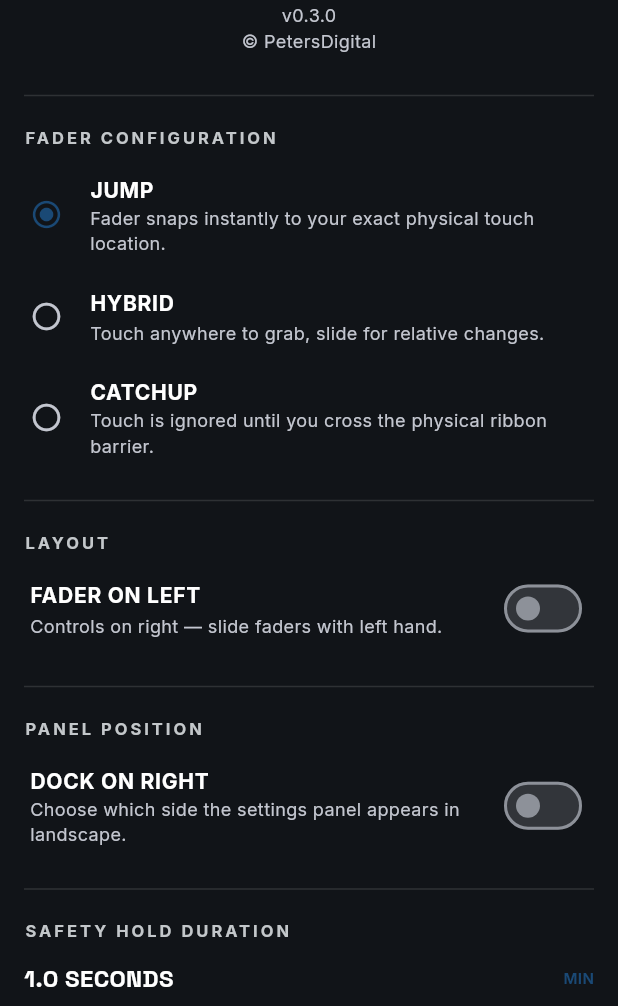
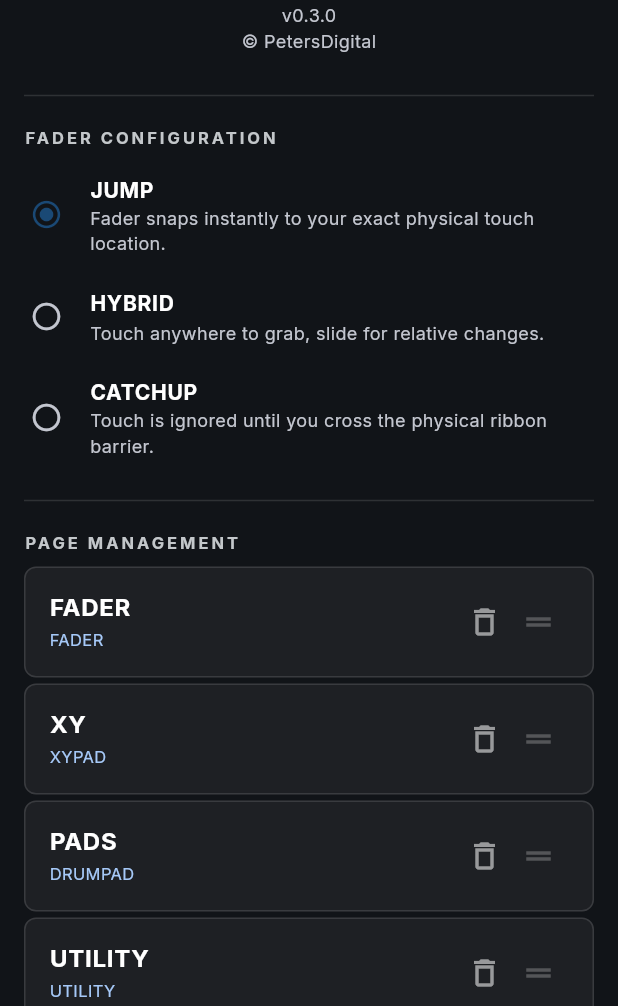
Before and after one commit to PetersDigital/OpenMIDIControl, a Flutter app: the SettingsScreen screen opened directly, on a phone screen of 412 x 824 dp, the part 230-1236 px from its top. Run offline on Flutter 3.47's test engine with Material 3 defaults, Android fonts, the phone set to English and light mode, and no system bars; our stand-ins replace file_picker, flutter_riverpod, package_info_plus, share_plus, shared_preferences; accounts and stored records are empty; project files that could hold a hidden picture were left out.

Commit message:
feat(ui/settings): implement dynamic page management interface
- Added ReorderableListView for pages. Created dialogs for deleting pages
  and adding new pages of specific types.

Co-authored-by: dencelkbabu <10363612+dencelkbabu@users.noreply.github.com>

```diff
--- a/app/lib/ui/settings_screen.dart
+++ b/app/lib/ui/settings_screen.dart
@@ -14,6 +14,7 @@ import 'midi_settings_state.dart';
 import 'design_system.dart';
 import 'side_panel_state.dart';
 import 'widgets/preset_management.dart';
+import 'widgets/page_management.dart';
 
 final packageInfoProvider = FutureProvider<PackageInfo>((ref) async {
   return await PackageInfo.fromPlatform();
@@ -149,6 +150,13 @@ class SettingsScreen extends ConsumerWidget {
               },
             );
           }),
+
+          const SizedBox(height: 12),
+          const Divider(color: Colors.white12),
+          const SizedBox(height: 12),
+
+          // Page Management Section
+          const PageManagementSection(),
 
           const SizedBox(height: 12),
           const Divider(color: Colors.white12),
--- /dev/null
+++ b/app/lib/ui/widgets/page_management.dart
@@ -0,0 +1,263 @@
+// Copyright (c) 2026 Peters Digital
+// SPDX-License-Identifier: GPL-3.0-or-later OR LicenseRef-Commercial
+
+import 'package:flutter/material.dart';
+import 'package:flutter_riverpod/flutter_riverpod.dart';
+import '../../core/models/layout_models.dart';
+import '../layout_state.dart';
+import '../design_system.dart';
+
+class PageManagementSection extends ConsumerWidget {
+  const PageManagementSection({super.key});
+
+  @override
+  Widget build(BuildContext context, WidgetRef ref) {
+    final pages = ref.watch(layoutStateProvider).pages;
+
+    return Column(
+      crossAxisAlignment: CrossAxisAlignment.start,
+      children: [
+        Text(
+          'PAGE MANAGEMENT',
+          style: AppText.system(
+            color: const Color(0xFFC3C7CA),
+            fontSize: 11,
+            fontWeight: FontWeight.bold,
+            letterSpacing: 2.0,
+          ),
+        ),
+        const SizedBox(height: 8),
+        if (pages.isNotEmpty)
+          ReorderableListView.builder(
+            shrinkWrap: true,
+            physics: const NeverScrollableScrollPhysics(),
+            itemCount: pages.length,
+            onReorder: (oldIndex, newIndex) {
+              ref
+                  .read(layoutStateProvider.notifier)
+                  .reorderPages(oldIndex, newIndex);
+            },
+            itemBuilder: (context, index) {
+              final page = pages[index];
+              return Container(
+                key: ValueKey(page.id),
+                margin: const EdgeInsets.only(bottom: 4),
+                decoration: BoxDecoration(
+                  color: const Color(0xFF1E2024),
+                  borderRadius: BorderRadius.circular(8),
+                  border: Border.all(color: Colors.white12),
+                ),
+                child: ListTile(
+                  title: Text(
+                    page.name,
+                    style: const TextStyle(
+                      color: Colors.white,
+                      fontWeight: FontWeight.bold,
+                    ),
+                  ),
+                  subtitle: Text(
+                    page.type.name.toUpperCase(),
+                    style: const TextStyle(
+                      color: Color(0xFFA6C9F8),
+                      fontSize: 11,
+                    ),
+                  ),
+                  trailing: Row(
+                    mainAxisSize: MainAxisSize.min,
+                    children: [
+                      IconButton(
+                        icon: const Icon(
+                          Icons.delete_outline,
+                          color: Colors.white54,
+                        ),
+                        onPressed: () =>
+                            _confirmDelete(context, ref, index, page.name),
+                      ),
+                      const Icon(Icons.drag_handle, color: Colors.white24),
+                    ],
+                  ),
+                ),
+              );
+            },
+          )
+        else
+          Padding(
+            padding: const EdgeInsets.symmetric(vertical: 16),
+            child: Text(
+              'No pages configured.',
+              style: AppText.system(color: Colors.white54),
+            ),
+          ),
+        const SizedBox(height: 8),
+        ElevatedButton(
+          style: ElevatedButton.styleFrom(
+            backgroundColor: const Color(0xFF1E2024),
+            foregroundColor: const Color(0xFFA6C9F8),
+            side: const BorderSide(color: Colors.white12),
+            minimumSize: const Size(double.infinity, 48),
+            shape: RoundedRectangleBorder(
+              borderRadius: BorderRadius.circular(8),
+            ),
+          ),
+          onPressed: () => _showAddPageModal(context, ref),
+          child: const Text(
+            '+ ADD NEW PAGE',
+            style: TextStyle(fontWeight: FontWeight.bold, letterSpacing: 1.2),
+          ),
+        ),
+      ],
+    );
+  }
+
+  void _confirmDelete(
+    BuildContext context,
+    WidgetRef ref,
+    int index,
+    String name,
+  ) {
+    showDialog(
+      context: context,
+      builder: (ctx) => AlertDialog(
+        backgroundColor: const Color(0xFF1E2024),
+        title: const Text('Delete Page', style: TextStyle(color: Colors.white)),
+        content: Text(
+          'Are you sure you want to delete "$name"?',
+          style: const TextStyle(color: Colors.white70),
+        ),
+        actions: [
+          TextButton(
+            onPressed: () => Navigator.pop(ctx),
+            child: const Text(
+              'CANCEL',
+              style: TextStyle(color: Colors.white54),
+            ),
+          ),
+          TextButton(
+            onPressed: () {
+              ref.read(layoutStateProvider.notifier).removePage(index);
+              Navigator.pop(ctx);
+            },
+            child: const Text(
+              'DELETE',
+              style: TextStyle(color: Colors.redAccent),
+            ),
+          ),
+        ],
+      ),
+    );
+  }
+
+  void _showAddPageModal(BuildContext context, WidgetRef ref) {
+    showModalBottomSheet(
+      context: context,
+      backgroundColor: const Color(0xFF111318),
+      isScrollControlled: true,
+      builder: (ctx) => Padding(
+        padding: EdgeInsets.only(bottom: MediaQuery.of(ctx).viewInsets.bottom),
+        child: _AddPageForm(),
+      ),
+    );
+  }
+}
+
+class _AddPageForm extends ConsumerStatefulWidget {
+  @override
+  ConsumerState<_AddPageForm> createState() => _AddPageFormState();
+}
+
+class _AddPageFormState extends ConsumerState<_AddPageForm> {
+  final _nameController = TextEditingController();
+  PageType _selectedType = PageType.utility;
+
+  @override
+  void dispose() {
+    _nameController.dispose();
+    super.dispose();
+  }
+
+  @override
+  Widget build(BuildContext context) {
+    return Padding(
+      padding: const EdgeInsets.all(24.0),
+      child: Column(
+        mainAxisSize: MainAxisSize.min,
+        crossAxisAlignment: CrossAxisAlignment.stretch,
+        children: [
+          Text(
+            'ADD NEW PAGE',
+            style: AppText.performance(
+              color: Colors.white,
+              fontSize: 16,
+              fontWeight: FontWeight.bold,
+              letterSpacing: 1.5,
+            ),
+          ),
+          const SizedBox(height: 16),
+          TextField(
+            controller: _nameController,
+            style: const TextStyle(color: Colors.white),
+            decoration: const InputDecoration(
+              labelText: 'Page Name',
+              labelStyle: TextStyle(color: Colors.white54),
+              enabledBorder: UnderlineInputBorder(
+                borderSide: BorderSide(color: Colors.white24),
+              ),
+              focusedBorder: UnderlineInputBorder(
+                borderSide: BorderSide(color: Color(0xFFA6C9F8)),
+              ),
+            ),
+          ),
+          const SizedBox(height: 24),
+          const Text(
+            'Page Type',
+            style: TextStyle(color: Colors.white54, fontSize: 12),
+          ),
+          const SizedBox(height: 8),
+          DropdownButtonFormField<PageType>(
+            initialValue: _selectedType,
+            dropdownColor: const Color(0xFF1E2024),
+            style: const TextStyle(color: Colors.white),
+            decoration: const InputDecoration(
+              enabledBorder: OutlineInputBorder(
+                borderSide: BorderSide(color: Colors.white24),
+              ),
+              focusedBorder: OutlineInputBorder(
+                borderSide: BorderSide(color: Color(0xFFA6C9F8)),
+              ),
+            ),
+            items: PageType.values.map((type) {
+              return DropdownMenuItem(
+                value: type,
+                child: Text(type.name.toUpperCase()),
+              );
+            }).toList(),
+            onChanged: (val) {
+              if (val != null) setState(() => _selectedType = val);
+            },
+          ),
+          const SizedBox(height: 24),
+          ElevatedButton(
+            style: ElevatedButton.styleFrom(
+              backgroundColor: const Color(0xFFA6C9F8),
+              foregroundColor: const Color(0xFF1E2024),
+              padding: const EdgeInsets.symmetric(vertical: 16),
+            ),
+            onPressed: () {
+              final name = _nameController.text.trim();
+              if (name.isNotEmpty) {
+                ref
+                    .read(layoutStateProvider.notifier)
+                    .addPage(_selectedType, name);
+                Navigator.pop(context);
+              }
+            },
+            child: const Text(
+              'CREATE PAGE',
+              style: TextStyle(fontWeight: FontWeight.bold),
+            ),
+          ),
+        ],
+      ),
+    );
+  }
+}
```
